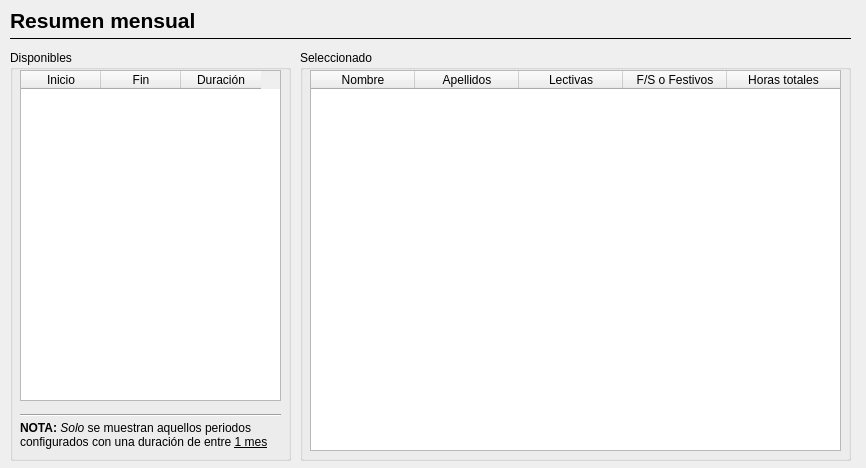
First picture: the form in SocratesUI/UIFiles/DialogResumenMensual.ui, repository rmon-vfer/helion, before the edit.
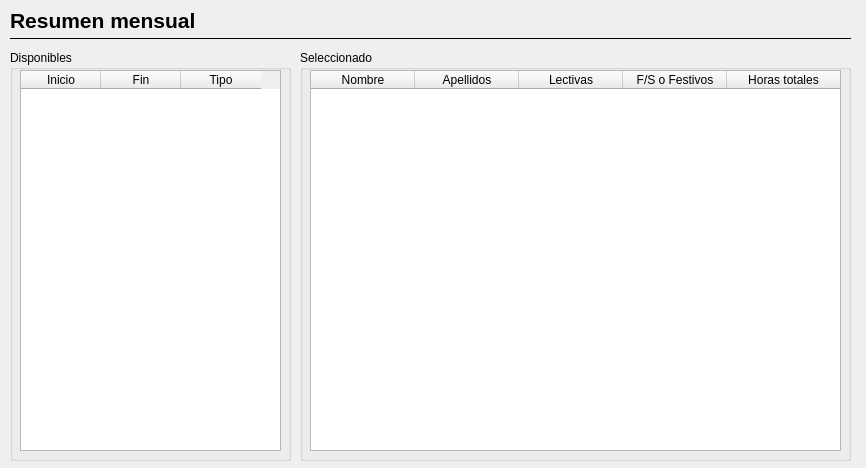
Second picture: the form after the edit. Icons and pictures are not drawn.

What changed in the file:
```diff
--- a/SocratesUI/UIFiles/DialogResumenMensual.ui
+++ b/SocratesUI/UIFiles/DialogResumenMensual.ui
@@ -188,7 +188,7 @@
       <x>10</x>
       <y>20</y>
       <width>261</width>
-      <height>331</height>
+      <height>381</height>
      </rect>
     </property>
     <property name="alternatingRowColors">
@@ -218,39 +218,10 @@
     </column>
     <column>
      <property name="text">
-      <string>Duración</string>
+      <string>Tipo</string>
      </property>
     </column>
    </widget>
-   <widget class="QLabel" name="label_8">
-    <property name="geometry">
-     <rect>
-      <x>10</x>
-      <y>370</y>
-      <width>261</width>
-      <height>31</height>
-     </rect>
-    </property>
-    <property name="text">
-     <string>&lt;html&gt;&lt;head/&gt;&lt;body&gt;&lt;p&gt;&lt;span style=&quot; font-weight:600;&quot;&gt;NOTA: &lt;/span&gt;&lt;span style=&quot; font-style:italic;&quot;&gt;Solo&lt;/span&gt; se muestran aquellos periodos configurados con una duración de entre &lt;span style=&quot; text-decoration: underline;&quot;&gt;1 mes&lt;/span&gt;&lt;/p&gt;&lt;/body&gt;&lt;/html&gt;</string>
-    </property>
-    <property name="wordWrap">
-     <bool>true</bool>
-    </property>
-   </widget>
-   <widget class="Line" name="line_3">
-    <property name="geometry">
-     <rect>
-      <x>10</x>
-      <y>350</y>
-      <width>261</width>
-      <height>31</height>
-     </rect>
-    </property>
-    <property name="orientation">
-     <enum>Qt::Horizontal</enum>
-    </property>
-   </widget>
   </widget>
  </widget>
  <resources>
```
Left out of the diff: 10 changed lines with no effect on the pictures.
